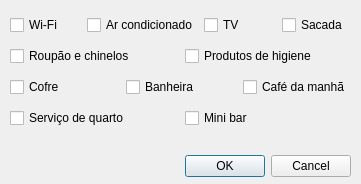
Above: colaboradores/listaQuartos/telafiltrar.ui from ViniiGabriel/hotelQT before the change. Below: the same form after it.
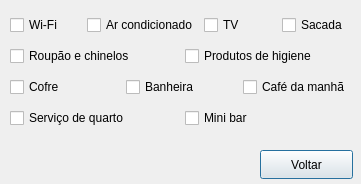
That is the form after the change.

Diff of the .ui file:
```diff
--- a/colaboradores/listaQuartos/telafiltrar.ui
+++ b/colaboradores/listaQuartos/telafiltrar.ui
@@ -13,22 +13,6 @@
   <property name="windowTitle">
    <string>Filtrar</string>
   </property>
-  <widget class="QDialogButtonBox" name="buttonBox">
-   <property name="geometry">
-    <rect>
-     <x>170</x>
-     <y>150</y>
-     <width>181</width>
-     <height>32</height>
-    </rect>
-   </property>
-   <property name="orientation">
-    <enum>Qt::Horizontal</enum>
-   </property>
-   <property name="standardButtons">
-    <set>QDialogButtonBox::Cancel|QDialogButtonBox::Ok</set>
-   </property>
-  </widget>
   <widget class="QWidget" name="layoutWidget">
    <property name="geometry">
     <rect>
@@ -134,6 +118,19 @@
     </item>
    </layout>
   </widget>
+  <widget class="QPushButton" name="pushButton">
+   <property name="geometry">
+    <rect>
+     <x>260</x>
+     <y>150</y>
+     <width>93</width>
+     <height>29</height>
+    </rect>
+   </property>
+   <property name="text">
+    <string>Voltar</string>
+   </property>
+  </widget>
  </widget>
  <resources/>
  <connections>
```
Left out of the diff: 35 changed lines with no effect on the pictures.
